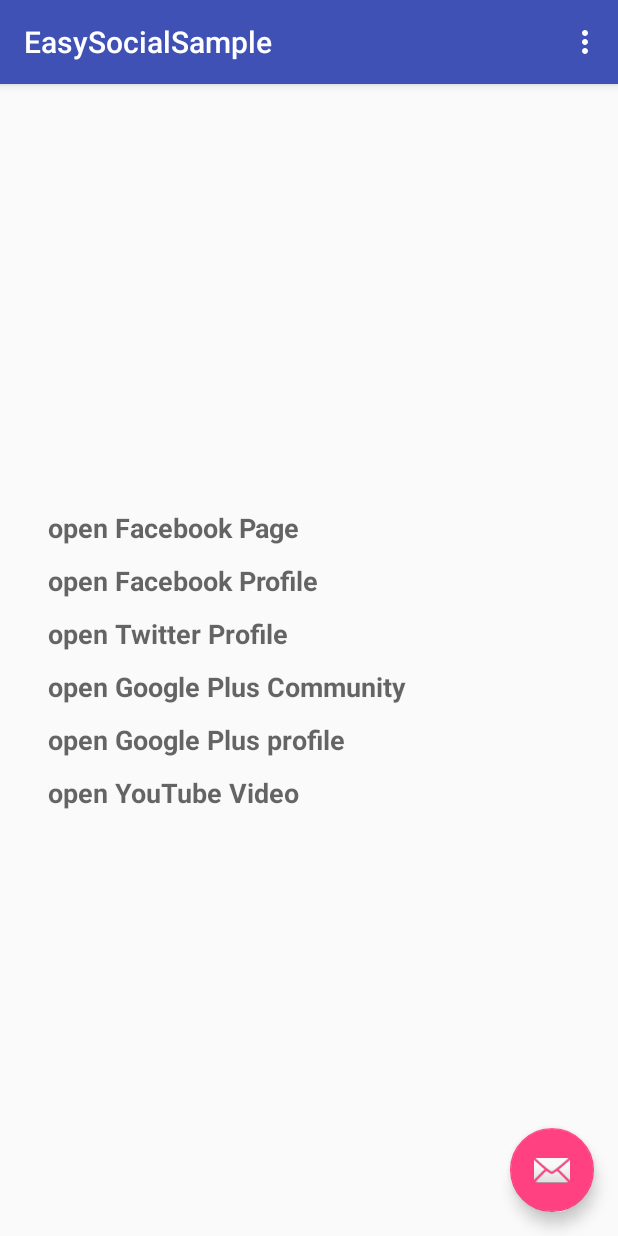
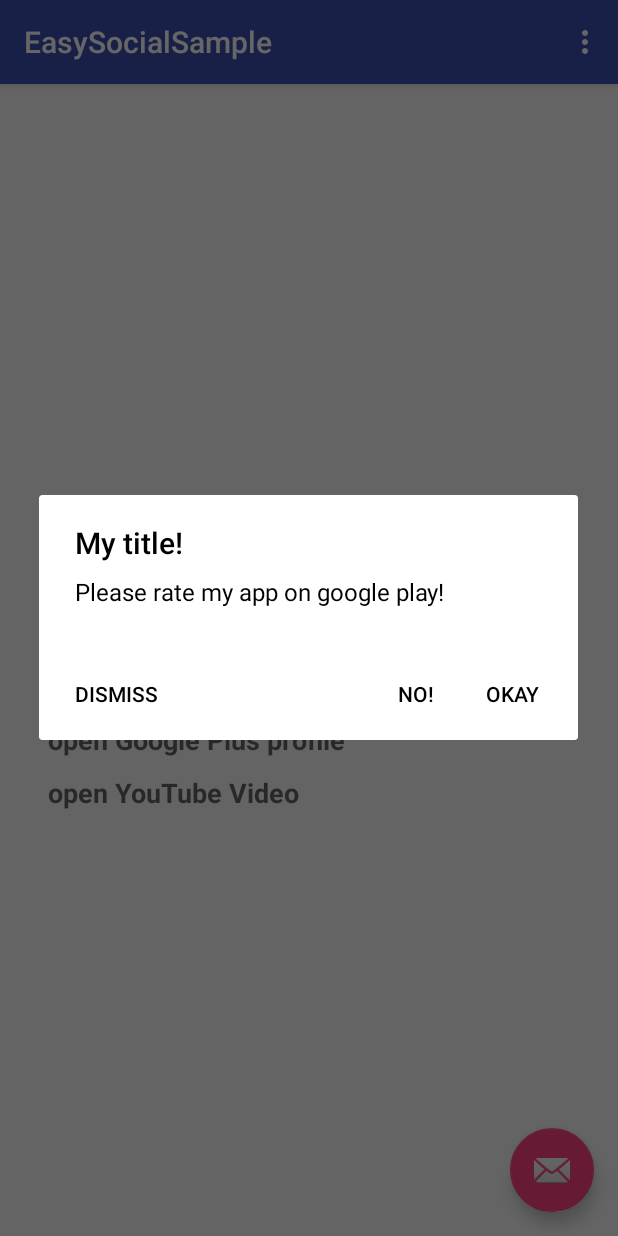
Before and after one commit to naseemakhtar994/easySocial, an Android app: the screen it shows after launch (MainActivity), after a tap on an icon or button, on a phone screen of 412 x 824 dp. Run offline under Robolectric (Android 15) with nearby library versions, the phone set to English and light mode, and no system bars; our stand-ins replace ButterKnife; libraries missing offline, so code that uses them is left out: com.rohit.recycleritemclicksupport; 1 statement that could not run was skipped.

Commit message:
rateDialog
added a fully customizable rateDialog implementation!

```diff
--- a/app/src/main/java/com/mcs/easysocialsample/MainActivity.java
+++ b/app/src/main/java/com/mcs/easysocialsample/MainActivity.java
@@ -1,14 +1,24 @@
 package com.mcs.easysocialsample;
 
+import android.content.DialogInterface;
 import android.os.Bundle;
 import android.support.design.widget.FloatingActionButton;
+import android.support.v4.app.FragmentManager;
 import android.support.v7.app.AppCompatActivity;
 import android.support.v7.widget.Toolbar;
+import android.util.Log;
 import android.view.View;
 import android.view.Menu;
 import android.view.MenuItem;
 
-public class MainActivity extends AppCompatActivity {
+import com.mcs.easysocial.RateDialog;
+
+import static com.mcs.easysocial.RateDialog.DIALOG_ONCLICK_NEGATIVE;
+import static com.mcs.easysocial.RateDialog.DIALOG_ONCLICK_NEUTRAL;
+import static com.mcs.easysocial.RateDialog.DIALOG_ONCLICK_POSITIVE;
+
+public class MainActivity extends AppCompatActivity implements RateDialog.MyRateDialogListener {
+
 
     @Override
     protected void onCreate(Bundle savedInstanceState) {
@@ -21,9 +31,33 @@ public class MainActivity extends AppCompatActivity {
         fab.setOnClickListener(new View.OnClickListener() {
             @Override
             public void onClick(View view) {
-
+                FragmentManager fm = MainActivity.this.getSupportFragmentManager();
+                RateDialog rateDialog = RateDialog.newInstance(
+                        R.style.AppCompatAlertDialogStyle,
+                        "My title!",
+                        "Please rate my app on google play!",
+                        "no internet connection...bummer.",
+                        "Okay",
+                        "NO!",
+                        "dismiss"
+                );
+                rateDialog.show(fm, "rateDialog!");
             }
         });
+    }
+
+    @Override
+    public void handleDialogListener(String onClick) {
+
+        if(onClick.equals(DIALOG_ONCLICK_POSITIVE)){
+            Log.w("rateDialog: ", "positive button was clicked!");
+        }
+        else if(onClick.equals(DIALOG_ONCLICK_NEGATIVE)){
+            Log.w("rateDialog: ", "negative button was clicked!");
+        }
+        else if(onClick.equals(DIALOG_ONCLICK_NEUTRAL)){
+            Log.w("rateDialog: ", "neutral button was clicked!");
+        }
     }
 
     @Override
--- a/app/src/main/res/values/styles.xml
+++ b/app/src/main/res/values/styles.xml
@@ -17,4 +17,9 @@
 
     <style name="AppTheme.PopupOverlay" parent="ThemeOverlay.AppCompat.Light" />
 
+    <style name="AppCompatAlertDialogStyle" parent="Theme.AppCompat.Light.Dialog.Alert">
+        <item name="colorAccent">#000000</item>
+        <item name="android:textColorPrimary">#000000</item>
+    </style>
+
 </resources>
--- a/easysocial/build.gradle
+++ b/easysocial/build.gradle
@@ -14,7 +14,7 @@ ext {
     gitUrl = 'https://github.com/Xstar97/easySocial.git'
     githubRepository= 'Xstar97/easySocial'
 
-    libraryVersion = '1.0'
+    libraryVersion = '1.1'
 
     developerId = 'xstar97'
     developerName = 'Xstar97'
--- /dev/null
+++ b/easysocial/src/main/java/com/mcs/easysocial/RateDialog.java
@@ -0,0 +1,125 @@
+package com.mcs.easysocial;
+
+import android.app.Dialog;
+import android.content.DialogInterface;
+import android.content.Intent;
+import android.net.Uri;
+import android.os.Bundle;
+import android.support.annotation.NonNull;
+import android.support.v4.app.DialogFragment;
+import android.support.v7.app.AlertDialog;
+
+import static com.mcs.easysocial.EasyNetworkMod.isOnline;
+
+public class RateDialog extends DialogFragment
+{
+    public static String DIALOG_ONCLICK_POSITIVE = "positive";
+    public static String DIALOG_ONCLICK_NEGATIVE = "negative";
+    public static String DIALOG_ONCLICK_NEUTRAL = "neutral";
+    public RateDialog() {
+        // Empty constructor required for DialogFragment
+    }
+
+    @Override
+    public void onPause() {
+        super.onPause();
+    }
+    @Override
+    public void onDestroy() {
+        super.onDestroy();
+    }
+    @Override
+    public void onResume() {
+        super.onResume();
+    }
+
+    public interface MyRateDialogListener {
+        void handleDialogListener(String onCLick);
+    }
+
+    public static RateDialog newInstance(int style, String title, String rate_message,  String no_internet, String Positive_Button, String Negative_Button, String Neutral_Button) {
+        RateDialog frag = new RateDialog();
+        Bundle args = new Bundle();
+        args.putInt("style", style);
+        args.putString("title", title);
+        args.putString("rate_message", rate_message);
+        args.putString("no_internet_message", no_internet);
+        args.putString("positive_button", Positive_Button);
+        args.putString("negative_button", Negative_Button);
+        args.putString("neutral_button", Neutral_Button);
+        frag.setArguments(args);
+        return frag;
+    }
+
+    @Override
+    public @NonNull
+    Dialog onCreateDialog(Bundle savedInstanceState) {
+        AlertDialog.Builder builder = new AlertDialog.Builder(getActivity(), myStyle());
+        setCancelable(false);
+        builder.setTitle(myTitle());
+        if(isNetWorkAvailable()) {
+            builder.setMessage(myPosMSG());
+            builder.setPositiveButton(myPosAction(), new DialogInterface.OnClickListener() {
+                @Override
+                public void onClick(DialogInterface dialog, int which) {
+                    final String appPackageName = app();
+
+                    try {
+                        startActivity(new Intent(Intent.ACTION_VIEW, Uri.parse("market://details?id=" + appPackageName)));
+                    } catch (android.content.ActivityNotFoundException anfe) {
+                        startActivity(new Intent(Intent.ACTION_VIEW, Uri.parse("https://play.google.com/store/apps/details?id=" + appPackageName)));
+                    }
+                    MyRateDialogListener listener = (MyRateDialogListener) getActivity();
+                    listener.handleDialogListener(DIALOG_ONCLICK_POSITIVE);
+                }
+            });
+            builder.setNegativeButton(myNegAction(), new DialogInterface.OnClickListener() {
+                @Override
+                public void onClick(DialogInterface dialog, int which) {
+                    MyRateDialogListener listener = (MyRateDialogListener) getActivity();
+                    listener.handleDialogListener(DIALOG_ONCLICK_NEGATIVE);
+                }
+            });
+        }
+        else{
+            builder.setMessage(myNegMSG());
+        }
+        builder.setNeutralButton(myNueAction(),  new DialogInterface.OnClickListener() {
+            @Override
+            public void onClick(DialogInterface dialog, int which) {
+                MyRateDialogListener listener = (MyRateDialogListener) getActivity();
+                listener.handleDialogListener(DIALOG_ONCLICK_NEUTRAL);
+                dialog.dismiss();
+
+            }
+        });
+        return builder.create();
+    }
+    private String app(){
+        return getActivity().getApplicationContext().getPackageName();
+    }
+    private int myStyle(){
+        return getArguments().getInt("style");
+    }
+    private String myTitle(){
+        return getArguments().getString("title");
+    }
+    private String myPosMSG(){
+        return getArguments().getString("rate_message");
+    }
+    private String myNegMSG(){
+        return getArguments().getString("no_internet_message");
+    }
+    private String myPosAction(){
+        return getArguments().getString("positive_button");
+    }
+    private String myNegAction(){
+        return getArguments().getString("negative_button");
+    }
+    private String myNueAction(){
+        return getArguments().getString("neutral_button");
+    }
+    private boolean isNetWorkAvailable(){
+        return isOnline(getActivity());
+    }
+}
```
